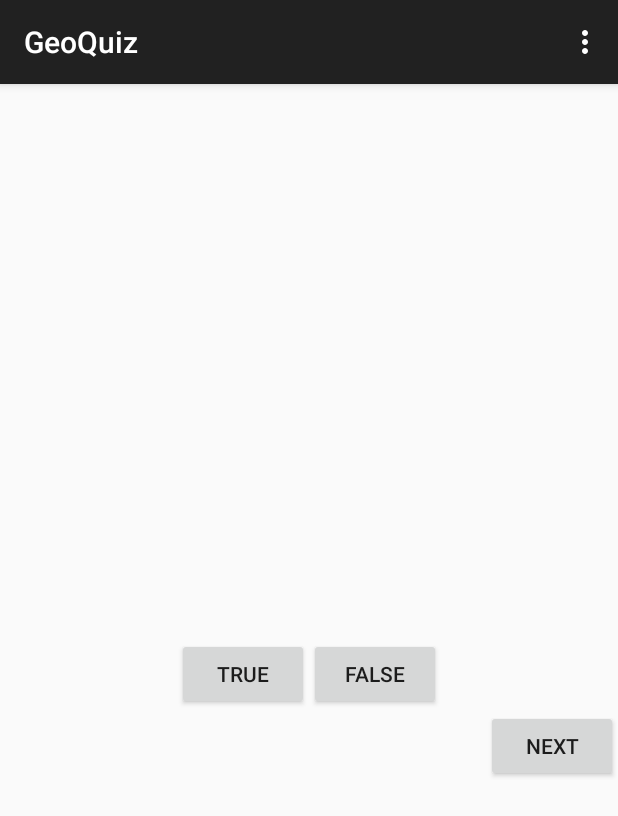
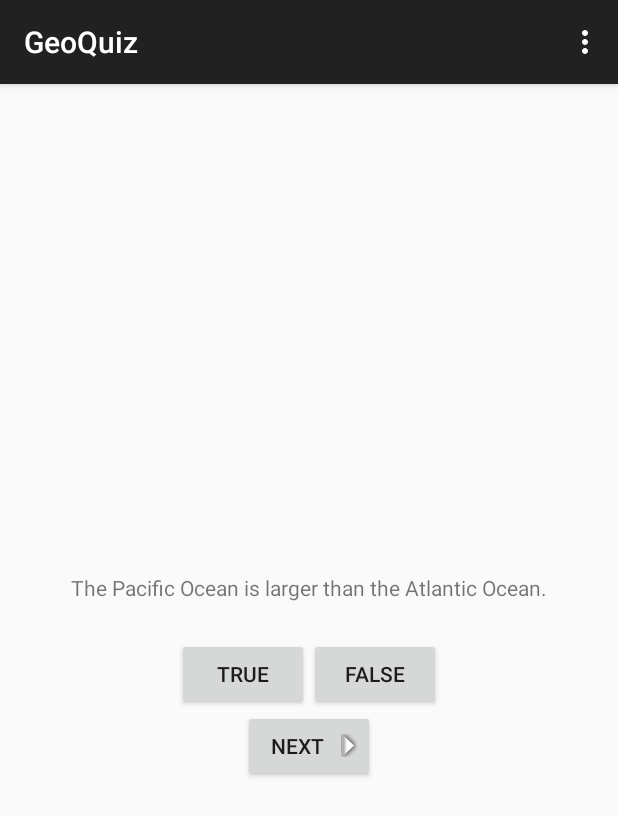
Before and after one commit to oredi-darren/AndroidProgrammingTheBigNerdRanchGuide, an Android app: the screen it shows after launch (QuizActivity), after a tap on "TRUE", on a phone screen of 412 x 824 dp. Shown: the top 816 px of the screen. Run offline under Robolectric (Android 15) with nearby library versions, the phone set to English and light mode, and no system bars.

Commit message:
Complete MVC

```diff
--- a/GeoQuiz/GeoQuiz/src/main/java/me/seet/geoquiz/QuizActivity.java
+++ b/GeoQuiz/GeoQuiz/src/main/java/me/seet/geoquiz/QuizActivity.java
@@ -6,34 +6,72 @@ import android.view.Menu;
 import android.view.MenuItem;
 import android.view.View;
 import android.widget.Button;
+import android.widget.TextView;
 import android.widget.Toast;
 
 
 public class QuizActivity extends ActionBarActivity {
     private Button mTrueButton;
     private Button mFalseButton;
+    private Button mNextButton;
+    private TextView mQuestionTextView;
+    private TrueFalse[] mQuestionBank = new TrueFalse[] {
+        new TrueFalse(R.string.question_ocean, true),
+        new TrueFalse(R.string.question_mideast, false),
+        new TrueFalse(R.string.question_africa, false),
+        new TrueFalse(R.string.question_americas, true),
+        new TrueFalse(R.string.question_asia, true)
+    };
+    private int mCurrentIndex = 0;
 
     @Override
     protected void onCreate(Bundle savedInstanceState) {
         super.onCreate(savedInstanceState);
         setContentView(R.layout.activity_quiz);
 
+        mQuestionTextView = (TextView)findViewById(R.id.question_text_view);
+        updateQuestion();
+
         mTrueButton = (Button)findViewById(R.id.true_button);
         mTrueButton.setOnClickListener(new View.OnClickListener() {
             @Override
             public void onClick(View view) {
-                Toast.makeText(QuizActivity.this, R.string.incorrect_toast, Toast.LENGTH_SHORT).show();
+                checkAnswer(true);
             }
         });
         mFalseButton = (Button)findViewById(R.id.false_button);
         mFalseButton.setOnClickListener(new View.OnClickListener() {
             @Override
             public void onClick(View view) {
-                Toast.makeText(QuizActivity.this, R.string.correct_toast, Toast.LENGTH_SHORT).show();
+                checkAnswer(false);
             }
         });
+        mNextButton = (Button)findViewById(R.id.next_button);
+        mNextButton.setOnClickListener(new View.OnClickListener() {
+            @Override
+            public void onClick(View view) {
+                mCurrentIndex = (mCurrentIndex + 1) % mQuestionBank.length;
+                updateQuestion();
+            }
+        });
+
     }
 
+    private void checkAnswer(boolean userPressedTrue) {
+        boolean answerIsTrue = mQuestionBank[mCurrentIndex].isTrueQuestion();
+        int meesageResId = 0;
+        if(userPressedTrue == answerIsTrue)
+            meesageResId = R.string.correct_toast;
+        else
+            meesageResId = R.string.incorrect_toast;
+
+        Toast.makeText(this, meesageResId, Toast.LENGTH_SHORT).show();
+    }
+
+    private void updateQuestion() {
+        int question = mQuestionBank[mCurrentIndex].getQuestion();
+        mQuestionTextView.setText(question);
+    }
 
     @Override
     public boolean onCreateOptionsMenu(Menu menu) {
--- a/GeoQuiz/GeoQuiz/src/main/res/layout/activity_quiz.xml
+++ b/GeoQuiz/GeoQuiz/src/main/res/layout/activity_quiz.xml
@@ -32,5 +32,7 @@
             android:layout_width="wrap_content"
             android:layout_height="wrap_content"
             android:text="@string/next_button"
-            android:id="@+id/next_button" android:layout_gravity="right"/>
+            android:drawableRight="@drawable/arrow_right"
+            android:drawablePadding="4dp"
+            android:id="@+id/next_button" />
 </LinearLayout>
--- a/GeoQuiz/GeoQuiz/src/main/res/values/strings.xml
+++ b/GeoQuiz/GeoQuiz/src/main/res/values/strings.xml
@@ -8,5 +8,10 @@
     <string name="correct_toast">Correct!</string>
     <string name="incorrect_toast">Incorrect!</string>
     <string name="next_button">Next</string>
+    <string name="question_ocean">The Pacific Ocean is larger than the Atlantic Ocean.</string>
+    <string name="question_mideast">The Suez Canal connects the Red Sea and the Indian Ocean.</string>
+    <string name="question_africa">The source of the Nile River is in Egypt.</string>
+    <string name="question_americas">The Amazon River is the longest river in the Americas.</string>
+    <string name="question_asia">Lake Baikal is the world\'s oldest and deepest freshwater lake..</string>
 
 </resources>
```
Also changed, not shown: GeoQuiz/GeoQuiz/src/main/res/drawable-hdpi/arrow_left.png (added), GeoQuiz/GeoQuiz/src/main/res/drawable-hdpi/arrow_right.png (added), GeoQuiz/GeoQuiz/src/main/res/drawable-mdpi/arrow_left.png (added), GeoQuiz/GeoQuiz/src/main/res/drawable-mdpi/arrow_right.png (added), GeoQuiz/GeoQuiz/src/main/res/drawable-xhdpi/arrow_left.png (added), GeoQuiz/GeoQuiz/src/main/res/drawable-xhdpi/arrow_right.png (added).
